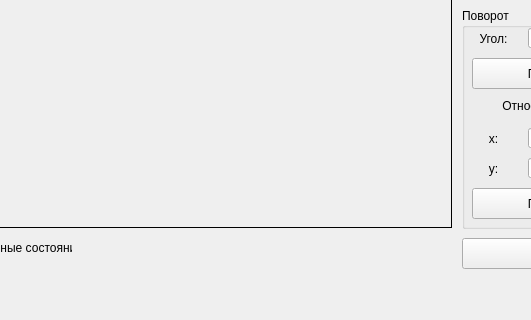
First picture: the form in 2/ui/ui.ui, repository Sergkon99/computer-graphics, before the edit; both pictures show x 158 to 689 and y 382 to 702 of the 820 by 702 pixel window.
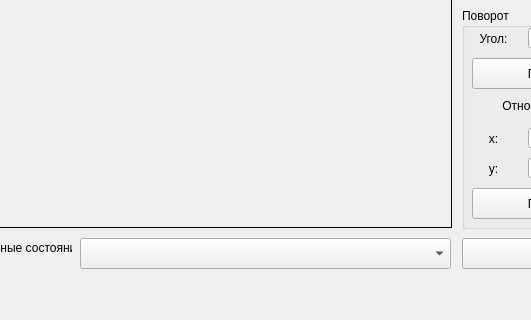
Second picture: the form after the edit.

Diff of the .ui file:
```diff
--- a/2/ui/ui.ui
+++ b/2/ui/ui.ui
@@ -371,6 +371,16 @@
      </property>
     </widget>
    </widget>
+   <widget class="QComboBox" name="cb_list_figure">
+    <property name="geometry">
+     <rect>
+      <x>238</x>
+      <y>620</y>
+      <width>371</width>
+      <height>31</height>
+     </rect>
+    </property>
+   </widget>
   </widget>
   <widget class="QMenuBar" name="menubar">
    <property name="geometry">
```
